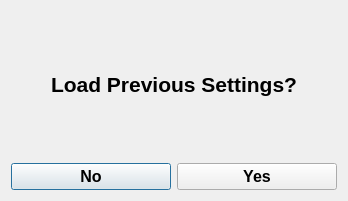
Before: the Qt Designer form loadprevioussettings.ui in abcucberkeley/PetaKit5D-GUI, drawn with Qt 5.
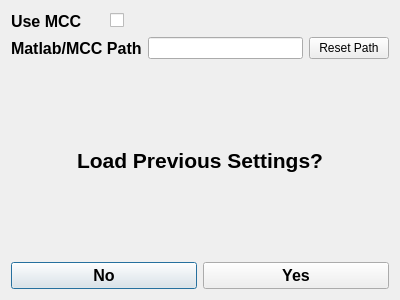
After: the same form once the commit is applied.

Commit message: Large backend overhaul. Removed matlab C++ API dependency

What changed in the file:
```diff
--- a/loadprevioussettings.ui
+++ b/loadprevioussettings.ui
@@ -6,22 +6,23 @@
    <rect>
     <x>0</x>
     <y>0</y>
-    <width>348</width>
-    <height>201</height>
+    <width>400</width>
+    <height>300</height>
    </rect>
   </property>
   <property name="windowTitle">
    <string>Load Previous Settings?</string>
   </property>
   <layout class="QGridLayout" name="gridLayout">
-   <item row="0" column="0">
+   <item row="1" column="0">
+    <layout class="QVBoxLayout" name="verticalLayout_2">
+     <item>
     <layout class="QVBoxLayout" name="verticalLayout">
      <item>
       <widget class="QLabel" name="label">
        <property name="font">
         <font>
          <pointsize>16</pointsize>
-         <weight>75</weight>
          <bold>true</bold>
         </font>
        </property>
@@ -35,14 +36,13 @@
      </item>
     </layout>
    </item>
-   <item row="1" column="0">
+     <item>
     <layout class="QHBoxLayout" name="horizontalLayout">
      <item>
       <widget class="QPushButton" name="noButton">
        <property name="font">
         <font>
          <pointsize>12</pointsize>
-         <weight>75</weight>
          <bold>true</bold>
         </font>
        </property>
@@ -56,7 +56,6 @@
        <property name="font">
         <font>
          <pointsize>12</pointsize>
-         <weight>75</weight>
          <bold>true</bold>
         </font>
        </property>
@@ -64,6 +63,96 @@
         <string>Yes</string>
        </property>
       </widget>
+       </item>
+      </layout>
+     </item>
+    </layout>
+   </item>
+   <item row="0" column="0">
+    <layout class="QVBoxLayout" name="verticalLayout_3">
+     <item>
+      <layout class="QHBoxLayout" name="horizontalLayout_2" stretch="1,1,2">
+       <item>
+        <widget class="QLabel" name="lpsUseMCCLabel">
+         <property name="font">
+          <font>
+           <pointsize>12</pointsize>
+           <bold>true</bold>
+          </font>
+         </property>
+         <property name="toolTip">
+          <string>Use the compiled version of MATLAB if you do not have a MATLAB License</string>
+         </property>
+         <property name="text">
+          <string>Use MCC</string>
+         </property>
+        </widget>
+       </item>
+       <item>
+        <widget class="QCheckBox" name="lpsUseMCCCheckBox">
+         <property name="font">
+          <font>
+           <bold>false</bold>
+          </font>
+         </property>
+         <property name="toolTip">
+          <string>Use the compiled version of MATLAB if you do not have a MATLAB License</string>
+         </property>
+         <property name="text">
+          <string/>
+         </property>
+        </widget>
+       </item>
+       <item>
+        <spacer name="horizontalSpacer">
+         <property name="orientation">
+          <enum>Qt::Horizontal</enum>
+         </property>
+         <property name="sizeHint" stdset="0">
+          <size>
+           <width>40</width>
+           <height>20</height>
+          </size>
+         </property>
+        </spacer>
+       </item>
+      </layout>
+     </item>
+     <item>
+      <layout class="QHBoxLayout" name="horizontalLayout_3" stretch="1,4,0">
+       <item>
+        <widget class="QLabel" name="lpsMatlabPathLabel">
+         <property name="sizePolicy">
+          <sizepolicy hsizetype="Preferred" vsizetype="Preferred">
+           <horstretch>0</horstretch>
+           <verstretch>0</verstretch>
+          </sizepolicy>
+         </property>
+         <property name="font">
+          <font>
+           <pointsize>12</pointsize>
+           <bold>true</bold>
+          </font>
+         </property>
+         <property name="text">
+          <string>Matlab/MCC Path</string>
+         </property>
+        </widget>
+       </item>
+       <item>
+        <widget class="QLineEdit" name="lpsMatlabPathLineEdit"/>
+       </item>
+       <item>
+        <widget class="QPushButton" name="lpsMatlabPathResetButton">
+         <property name="toolTip">
+          <string>Reset path to your current MATLAB path or default mcc path</string>
+         </property>
+         <property name="text">
+          <string>Reset Path</string>
+         </property>
+        </widget>
+       </item>
+      </layout>
      </item>
     </layout>
    </item>
```
Lines whose indentation alone changed are shown as unchanged. The commit also changes 17 other files.
